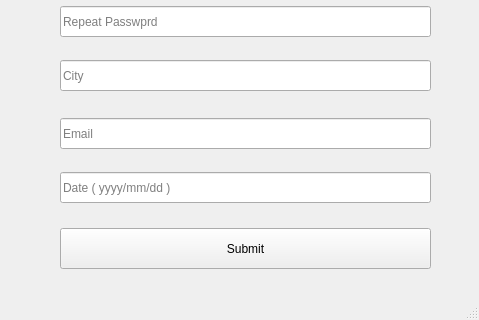
The window that SignupPage/mainwindow.ui (PMahdiDehghaniP/MA_AP_Project) describes before a commit, drawn with Qt 5; both pictures show x 0 to 479 and y 324 to 644 of the 479 by 644 pixel window.
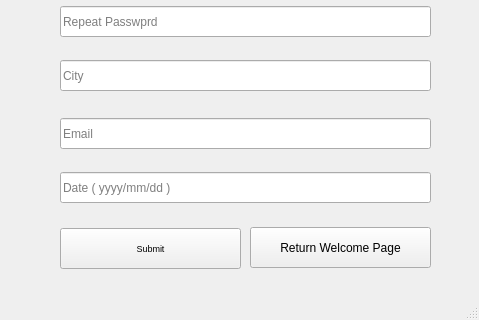
The same window after the commit.

Commit message: background sound changed, csv deletes function completed, return btn added to sign up page.

Diff of the .ui file:
```diff
--- a/SignupPage/mainwindow.ui
+++ b/SignupPage/mainwindow.ui
@@ -211,14 +211,32 @@
      <rect>
       <x>60</x>
       <y>552</y>
-      <width>371</width>
+      <width>181</width>
       <height>41</height>
      </rect>
     </property>
+    <property name="font">
+     <font>
+      <pointsize>7</pointsize>
+     </font>
+    </property>
     <property name="text">
      <string>Submit</string>
     </property>
    </widget>
+   <widget class="QPushButton" name="return_signup">
+    <property name="geometry">
+     <rect>
+      <x>250</x>
+      <y>551</y>
+      <width>181</width>
+      <height>41</height>
+     </rect>
+    </property>
+    <property name="text">
+     <string>Return Welcome Page</string>
+    </property>
+   </widget>
   </widget>
   <widget class="QMenuBar" name="menubar">
    <property name="geometry">
```
The commit also changes 12 other files.
